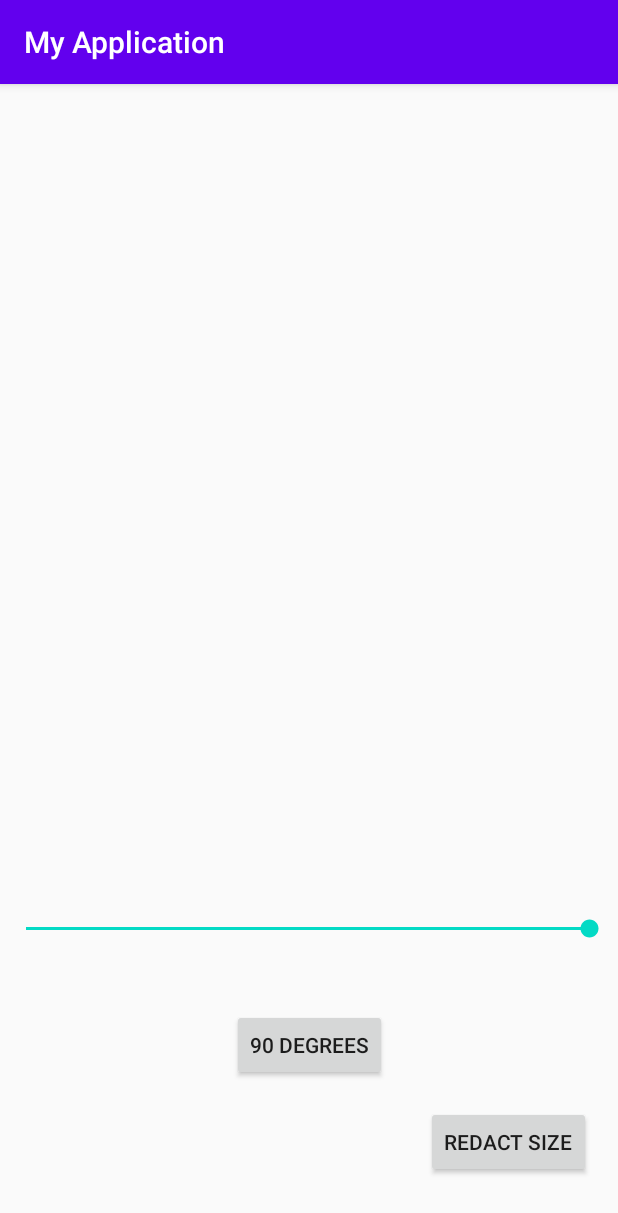
After one commit to TheLides/WorkingCamera, an Android app: the TurnPictureActivity screen opened directly, with no data from a screen before it, on a phone screen of 412 x 824 dp. The commit adds this screen. Shown: the top 1213 px of the screen. Run offline under Robolectric (Android 15) with nearby library versions, the phone set to English and light mode, and no system bars; 1 statement that could not run was skipped.

Commit message:
Iz govna i palok perenos i povorot

```diff
--- /dev/null
+++ b/app/src/main/res/layout/activity_turn_picture.xml
@@ -0,0 +1,63 @@
+<?xml version="1.0" encoding="utf-8"?>
+<androidx.constraintlayout.widget.ConstraintLayout xmlns:android="http://schemas.android.com/apk/res/android"
+    xmlns:app="http://schemas.android.com/apk/res-auto"
+    xmlns:tools="http://schemas.android.com/tools"
+    xmlns:opencv="http://schemas.android.com/apk/res-auto"
+    android:layout_width="match_parent"
+    android:layout_height="match_parent"
+    tools:context=".TurnPictureActivity">
+
+    <ImageView
+        android:id="@+id/imageView"
+        android:layout_width="0dp"
+        android:layout_height="0dp"
+        android:layout_margin="40dp"
+        app:layout_constraintBottom_toTopOf="@+id/seekAn"
+        app:layout_constraintHorizontal_bias="0.497"
+        app:layout_constraintVertical_bias="0.42"
+        opencv:layout_constraintBottom_toBottomOf="parent"
+        opencv:layout_constraintEnd_toEndOf="parent"
+        opencv:layout_constraintStart_toStartOf="parent"
+        opencv:layout_constraintTop_toTopOf="parent" />
+
+    <Button
+        android:id="@+id/button"
+        android:layout_width="wrap_content"
+        android:layout_height="wrap_content"
+        android:layout_below="@id/seekAn"
+        android:layout_centerHorizontal="true"
+        android:layout_marginTop="10dp"
+        android:text="90 degrees"
+        app:layout_constraintBottom_toBottomOf="parent"
+        app:layout_constraintEnd_toEndOf="parent"
+        app:layout_constraintStart_toStartOf="parent"
+        app:layout_constraintTop_toTopOf="parent"
+        app:layout_constraintVertical_bias="0.854" />
+
+    <SeekBar
+        android:id="@+id/seekAn"
+        android:layout_width="408dp"
+        android:layout_height="14dp"
+        android:max="180"
+        android:progress="50"
+        app:layout_constraintBottom_toBottomOf="parent"
+        app:layout_constraintEnd_toEndOf="parent"
+        app:layout_constraintHorizontal_bias="0.333"
+        app:layout_constraintStart_toStartOf="parent"
+        app:layout_constraintTop_toTopOf="parent"
+        app:layout_constraintVertical_bias="0.737" />
+
+    <Button
+        android:id="@+id/redactSizeButton"
+        android:layout_width="wrap_content"
+        android:layout_height="wrap_content"
+        android:text="Redact Size"
+        app:layout_constraintBottom_toBottomOf="parent"
+        app:layout_constraintEnd_toEndOf="parent"
+        app:layout_constraintHorizontal_bias="0.59"
+        app:layout_constraintStart_toEndOf="@+id/button"
+        app:layout_constraintTop_toBottomOf="@+id/imageView"
+        app:layout_constraintVertical_bias="0.809" />
+
+
+</androidx.constraintlayout.widget.ConstraintLayout>
```
Also changed, not shown: app/src/main/AndroidManifest.xml (+8 -2 lines), app/src/main/java/com/example/myapplication/MainActivity.kt (+9 -5 lines), app/src/main/java/com/example/myapplication/RedactSizeActivity.kt (added, +19 -0 lines), app/src/main/java/com/example/myapplication/TurnPictureActivity.kt (added, +88 -0 lines), app/src/main/res/layout/activity_main.xml (+13 -5 lines), app/src/main/res/layout/activity_redact_size.xml (added, +23 -0 lines).
